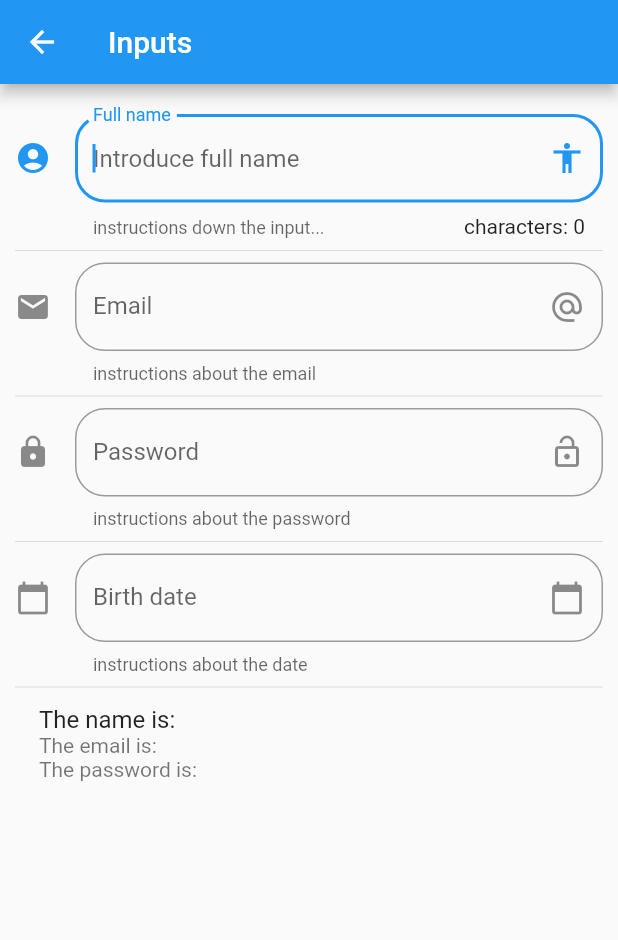
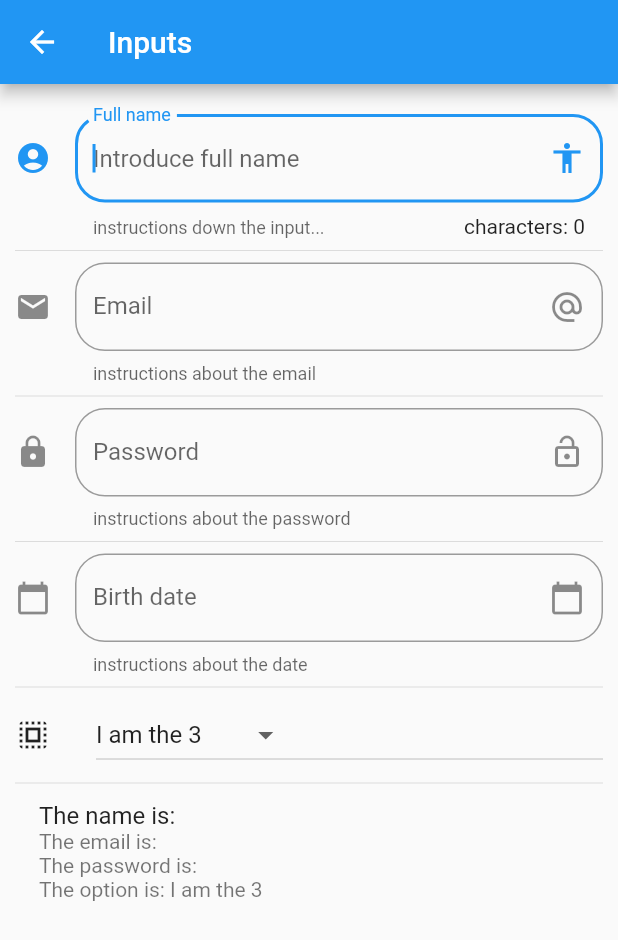
Before and after one commit to fperezco/flutter_widgets_party, a Flutter app: the InputPage screen opened by its route, on a phone screen of 412 x 824 dp. Shown: the top 940 px of the screen. Run offline on Flutter 3.47's test engine with Material 2 defaults, Android fonts, the phone set to English and light mode, and no system bars.

Commit message:
added a dropdown component

```diff
--- a/lib/src/pages/input_page.dart
+++ b/lib/src/pages/input_page.dart
@@ -12,6 +12,13 @@ class _InputPageState extends State<InputPage> {
   String _email = "";
   String _password = "";
   String _date = "";
+  List<String> _dropDownStringList = [
+    'option1',
+    'second option',
+    'I am the 3',
+    '4th is mine'
+  ];
+  String? _dropDownSelectedOption = 'I am the 3';
 
   // to manage a relationship between a var and an input
   TextEditingController _inputFieldDateController = TextEditingController();
@@ -30,6 +37,8 @@ class _InputPageState extends State<InputPage> {
             _createPassword(),
             Divider(),
             _createDate(context),
+            Divider(),
+            _createDropdown(),
             Divider(),
             _createPerson()
           ],
@@ -66,6 +75,7 @@ class _InputPageState extends State<InputPage> {
         children: [
           Text("The email is: $_email"),
           Text("The password is: $_password"),
+          Text("The option is: $_dropDownSelectedOption"),
         ],
       ),
     );
@@ -106,7 +116,8 @@ class _InputPageState extends State<InputPage> {
 
   Widget _createDate(BuildContext context) {
     return TextField(
-        controller:_inputFieldDateController, //asign the controller to the input
+        controller:
+            _inputFieldDateController, //asign the controller to the input
         enableInteractiveSelection: false,
         decoration: InputDecoration(
             border: OutlineInputBorder(borderRadius: BorderRadius.circular(20)),
@@ -125,7 +136,7 @@ class _InputPageState extends State<InputPage> {
   /** Launch the dialog to select date */
   void _selectDate(BuildContext context) async {
     DateTime? pickedDateTime = await showDatePicker(
-        locale: Locale("es",'ES'),
+        locale: Locale("es", 'ES'),
         context: context,
         initialDate: DateTime.now(),
         firstDate: DateTime(2000),
@@ -139,4 +150,33 @@ class _InputPageState extends State<InputPage> {
       });
     }
   }
+
+  Widget _createDropdown() {
+    return Row(
+      children: [
+        Icon(Icons.select_all),
+        SizedBox(
+          width: 30.0,
+        ),
+        Expanded(
+            child: DropdownButton(
+                value: _dropDownSelectedOption,
+                items: _dropDownOptionsList(),
+                onChanged: (currentSelectedOption) {
+                  setState(() {
+                    _dropDownSelectedOption = currentSelectedOption;
+                  });
+                  print(currentSelectedOption);
+                }))
+      ],
+    );
+  }
+
+  List<DropdownMenuItem<String>> _dropDownOptionsList() {
+    List<DropdownMenuItem<String>> itemsList = <DropdownMenuItem<String>>[];
+    _dropDownStringList.forEach((item) {
+      itemsList.add(DropdownMenuItem(child: Text(item), value: item));
+    });
+    return itemsList;
+  }
 }
```
